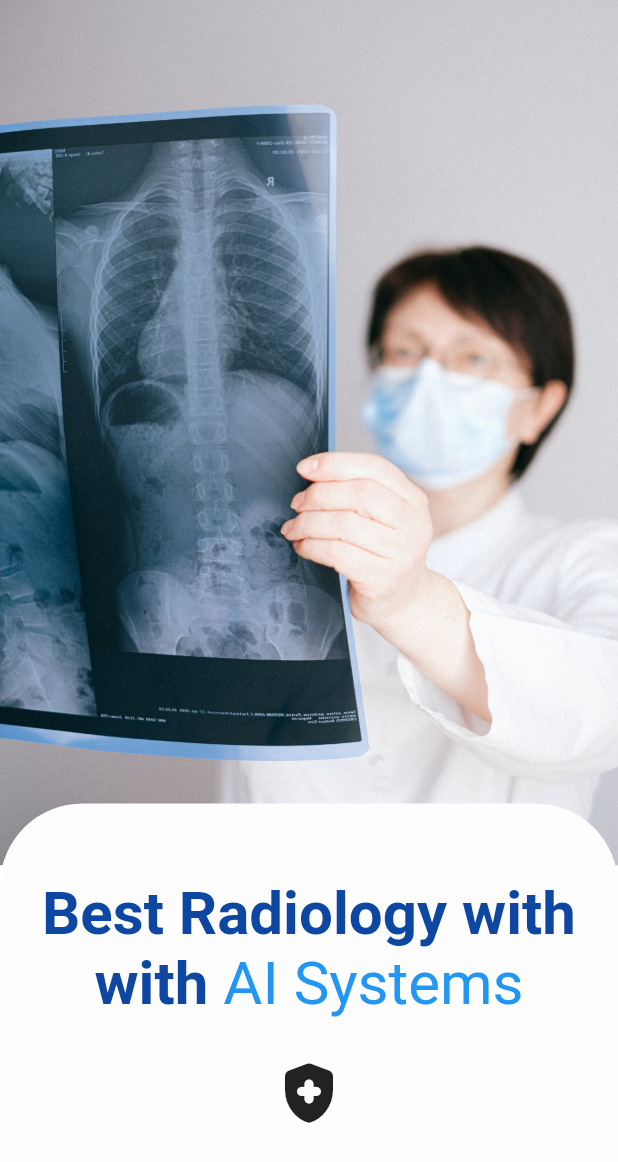
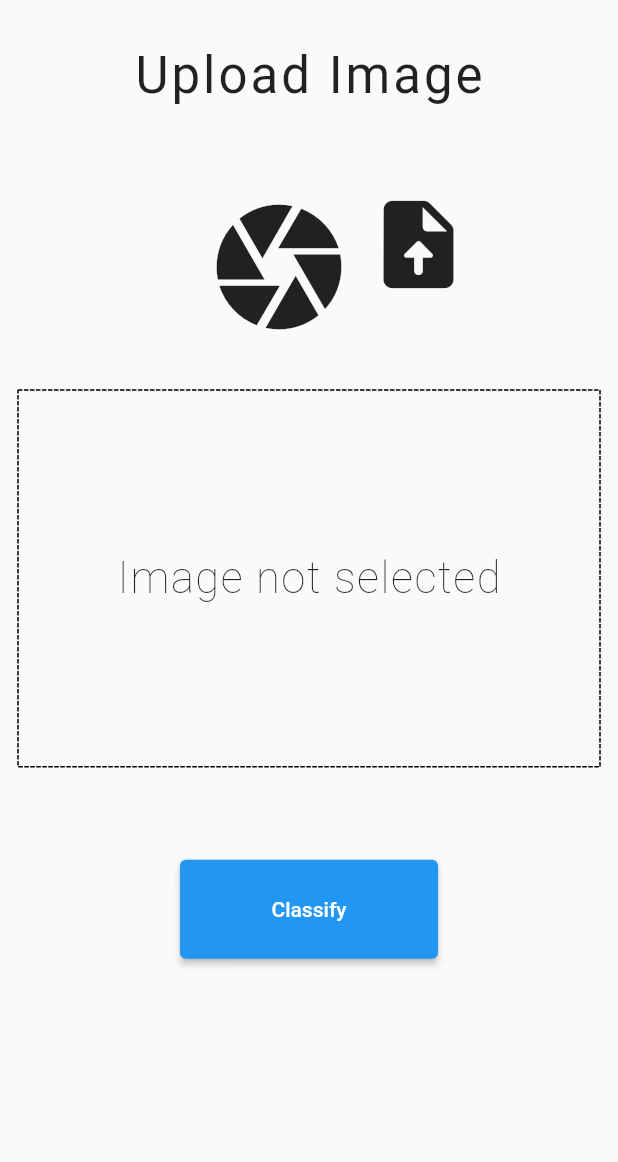
Before and after one commit to Z-Team-Monks/AI_LungXrey, a Flutter app: the screen it shows after launch, on a phone screen of 412 x 824 dp. Shown: the top 1162 px of the screen. Run offline on Flutter 3.47's test engine with Material 2 defaults, Android fonts, the light colour scheme and no system bars; drawn by our look-alikes of dotted_border; our stand-ins replace bloc, connectivity_plus, equatable, flutter_bloc, image_picker.

Commit message:
classify view and upload

```diff
--- a/lib/features/classify/view/classify_view.dart
+++ b/lib/features/classify/view/classify_view.dart
@@ -1,10 +1,11 @@
-// import 'package:flutter/material.dart';
+import 'package:flutter/material.dart';
+import 'package:scanny/screens/upload.dart';
 
-// class InitializationView extends StatelessWidget {
-//   const InitializationView({Key? key}) : super(key: key);
+class UploadView extends StatelessWidget {
+  const UploadView({Key? key}) : super(key: key);
 
-//   @override
-//   Widget build(BuildContext context) {
-//     return;
-//   }
-// }
+  @override
+  Widget build(BuildContext context) {
+    return UploadImageScreen();
+  }
+}
--- a/lib/main.dart
+++ b/lib/main.dart
@@ -3,11 +3,12 @@ import 'package:flutter/material.dart';
 import 'package:scanny/features/initializations/view/initialization_view.dart';
 import 'package:scanny/features/scanny_observer.dart';
 import 'package:scanny/screens/splash.dart';
+import 'package:scanny/features/classify/view/classify_view.dart';
 
 void main() {
   BlocOverrides.runZoned(
     () => runApp(const MaterialApp(
-      home: InitializationView(),
+      home: UploadView(),//InitializationView(),
     )),
     blocObserver: ScannyObserver(),
   );
--- a/lib/screens/upload.dart
+++ b/lib/screens/upload.dart
@@ -1,26 +1,105 @@
-// import 'package:flutter/material.dart';
+import 'package:dotted_border/dotted_border.dart';
+import 'package:flutter/material.dart';
+import 'package:image_picker/image_picker.dart';
 
-// class UploadImageScreeb extends StatelessWidget {
-//   const UploadImageScreeb({Key? key}) : super(key: key);
+class UploadImageScreen extends StatelessWidget {
+  const UploadImageScreen({Key? key}) : super(key: key);
 
-//   @override
-//   Widget build(BuildContext context) {
-//     final size = MediaQuery.of(context).size;
-//     return Container(
-//         height: size.height,
-//         child: Column(
-//           children: [
-//             Text("Upload Image",
-//                 style: TextStyle(
-//                   fontSize: 20.0,
-//                   letterSpacing: 2.0,
-//                 ),
-//               Icon(
-//                 Icons.up
-//                 )
-
-//               )
-//           ],
-//         ));
-//   }
-// }
+  @override
+  Widget build(BuildContext context) {
+    final ImagePicker _picker = ImagePicker();
+    final size = MediaQuery.of(context).size;
+    return Scaffold(
+      body: SafeArea(
+        child: Container(
+            height: size.height,
+            width: size.width,
+            child: Column(
+              crossAxisAlignment: CrossAxisAlignment.center,
+              children: [
+                SizedBox(
+                  height: 30.0,
+                ),
+                Text("Upload Image",
+                    style: TextStyle(
+                      fontSize: 34.0,
+                      letterSpacing: 2.0,
+                    )),
+                SizedBox(
+                  height: 50.0,
+                ),
+                Row(
+                  mainAxisAlignment: MainAxisAlignment.center,
+                  children: [
+                    Center(
+                      child: IconButton(
+                        onPressed: () async {
+                          print("loading");
+                          // final image = await _picker.pickImage(
+                          //     source: ImageSource.gallery);
+                          // final XFile? image = await ImagePicker.ge
+                          final image =
+                              _picker.getImage(source: ImageSource.gallery);
+                        },
+                        icon: Icon(
+                          Icons.camera,
+                          size: 100.0,
+                        ),
+                      ),
+                    ),
+                    SizedBox(
+                      width: 60.0,
+                    ),
+                    Center(
+                      child: IconButton(
+                        onPressed: () async {
+                          print("loading");
+                          // final image = await _picker.getImage(
+                          //     source: ImageSource.gallery);
+                        },
+                        icon: Icon(
+                          Icons.upload_file_rounded,
+                          size: 70.0,
+                        ),
+                      ),
+                    ),
+                  ],
+                ),
+                SizedBox(
+                  height: 80.0,
+                ),
+                Padding(
+                  padding: const EdgeInsets.all(12.0),
+                  child: DottedBorder(
+                    strokeWidth: 1,
+                    child: Container(
+                      height: size.height * 0.3,
+                      child: Center(
+                        child: Text(
+                          "Image not selected",
+                          style: TextStyle(
+                            fontSize: 29.0,
+                            letterSpacing: 1.0,
+                            fontWeight: FontWeight.w100,
+                          ),
+                        ),
+                      ),
+                    ),
+                  ),
+                ),
+                SizedBox(
+                  height: 50.0,
+                ),
+                ElevatedButton(
+                    onPressed: () {},
+                    child: Padding(
+                      padding: const EdgeInsets.symmetric(
+                          horizontal: 45.0, vertical: 25.0),
+                      child: Text("Classify"),
+                    ))
+              ],
+            )),
+      ),
+    );
+  }
+}
--- a/pubspec.yaml
+++ b/pubspec.yaml
@@ -32,7 +32,9 @@ dependencies:
   bloc: ^8.0.0
   flutter_bloc: ^8.0.0
   equatable: ^2.0.0
-  connectivity_plus: ^2.0.2
+  dotted_border: ^2.0.0+2
+  image_picker: ^0.8.4+4
+  #connectivity_plus: ^2.0.2
 
 
   # The following adds the Cupertino Icons font to your application.
```
Also changed, not shown: pubspec.lock.
